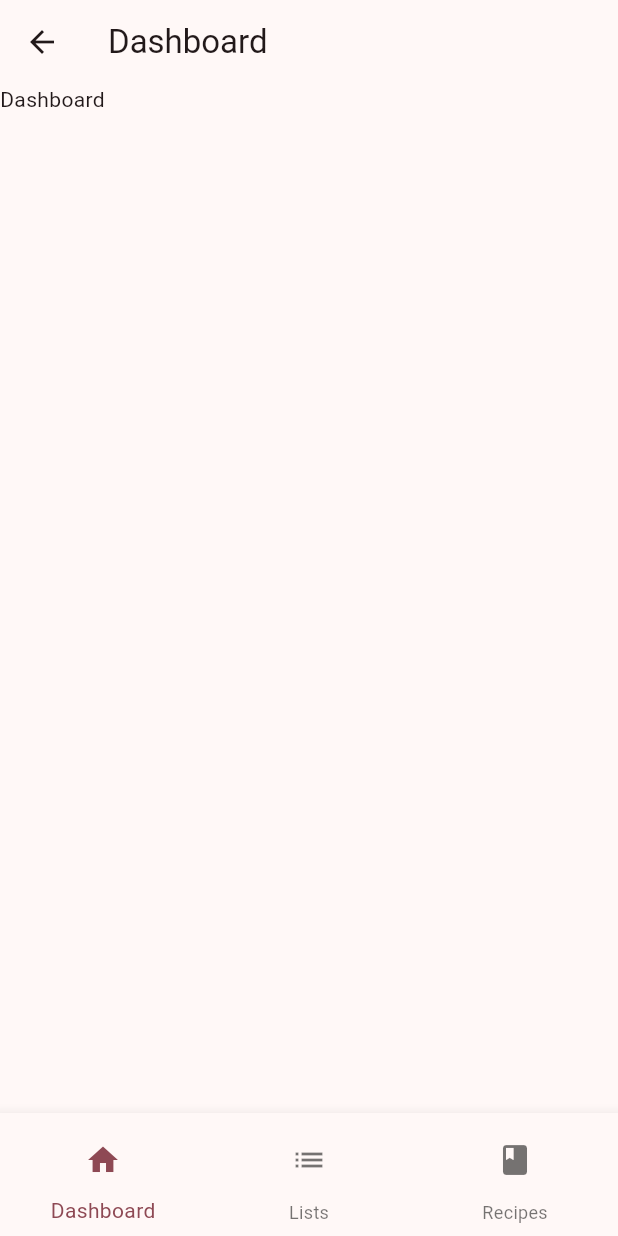
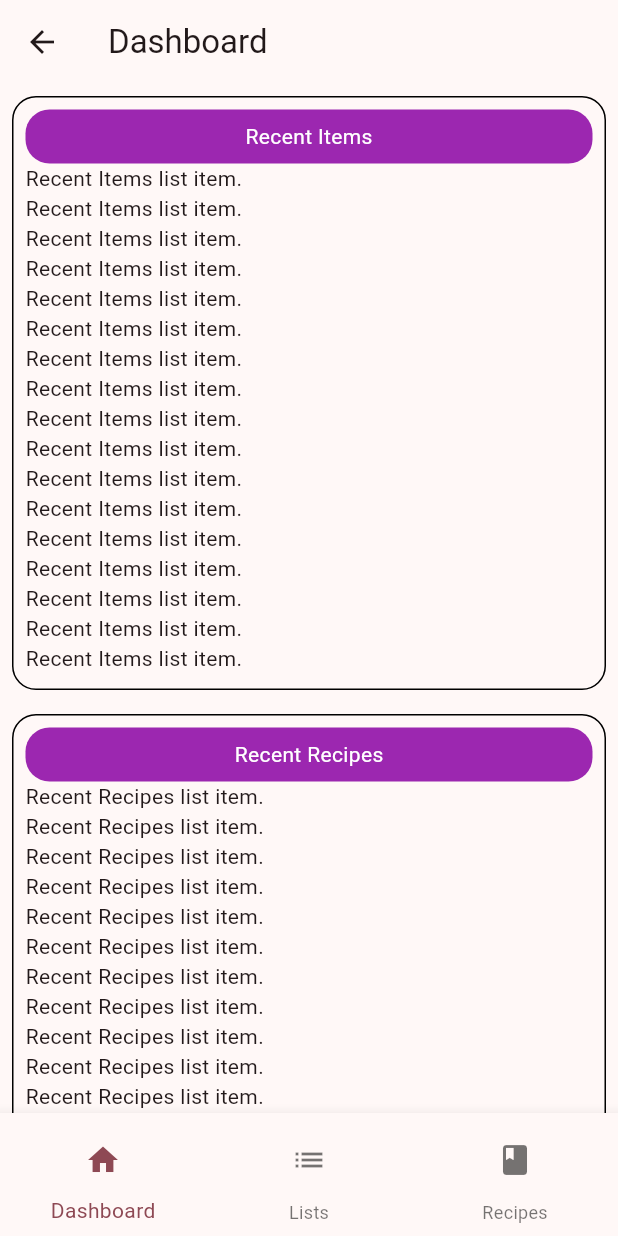
Before and after one commit to BMarx981/GrocerApp, a Flutter app: the DashboardPage screen opened by its route, on a phone screen of 412 x 824 dp. Run offline on Flutter 3.47's test engine with Material 3 defaults, Android fonts, the light colour scheme and no system bars; our stand-ins replace beamer, drift, flutter_riverpod, riverpod_annotation, sqlite3_flutter_libs; missing offline and left inert: sqlite3; accounts and stored records are empty; generated files the repository leaves out were written again.

Commit message:
Add Dashboard grid.

```diff
--- /dev/null
+++ b/lib/domain/models/recipe_model.dart
@@ -0,0 +1,4 @@
+abstract class RecipeModel {
+  int? get id;
+  String? get name;
+}
--- a/lib/domain/repository/recipe_repository.dart
+++ b/lib/domain/repository/recipe_repository.dart
@@ -1,4 +1,4 @@
-// import 'package:drift/drift.dart';
+import 'package:drift/drift.dart';
 import 'package:grocerapp/data/source/database/database.dart';
 import 'package:riverpod_annotation/riverpod_annotation.dart';
 
@@ -12,4 +12,8 @@ class RecipeRepositoryProvider extends _$RecipeRepositoryProvider {
   Future<List<RecipeData>> build() {
     return db.select(db.recipes).get();
   }
+
+  Future<int> addRecipe({String? name}) {
+    return (db.into(db.recipes).insert(RecipesCompanion(name: Value(name))));
+  }
 }
--- a/lib/presentation/view/features/dashboard/dashboard_page.dart
+++ b/lib/presentation/view/features/dashboard/dashboard_page.dart
@@ -1,21 +1,38 @@
 import 'package:flutter/material.dart';
 import 'package:flutter_riverpod/flutter_riverpod.dart';
 import 'package:grocerapp/presentation/view/features/bottom_nav_bar/bottom_nav_bar_widget.dart';
+import 'package:grocerapp/presentation/view/features/dashboard/recent_items_grid_widget.dart';
+import 'package:grocerapp/presentation/view/features/dashboard/recent_recipes_grid_widget.dart';
 
 class DashboardPage extends ConsumerWidget {
   const DashboardPage({super.key});
 
   @override
   Widget build(BuildContext context, WidgetRef ref) {
+    int gridCount = 2;
     return Scaffold(
       appBar: AppBar(
         key: const Key('dashboard_appbar'),
         title: const Text("Dashboard"),
       ),
-      body: const Row(
+      body: Row(
         children: [
-          Column(
-            children: [Text('Dashboard')],
+          Expanded(
+            child: LayoutBuilder(
+              builder: (context, constraints) {
+                if (constraints.maxWidth < 800) {
+                  gridCount = 1;
+                } else {
+                  gridCount = 2;
+                }
+                return GridView.count(
+                    crossAxisCount: gridCount,
+                    children: const [
+                      RecentItemsGridWidget(),
+                      RecentRecipesGridWidget()
+                    ]);
+              },
+            ),
           )
         ],
       ),
--- /dev/null
+++ b/lib/presentation/view/features/dashboard/dashboard_title_widget.dart
@@ -0,0 +1,30 @@
+import 'package:flutter/material.dart';
+
+class DashboardTitleWidget extends StatelessWidget {
+  const DashboardTitleWidget({
+    super.key,
+    required this.title,
+  });
+
+  final String title;
+
+  @override
+  Widget build(BuildContext context) {
+    return Row(
+      children: [
+        Expanded(
+          child: Container(
+            decoration: BoxDecoration(
+                color: Colors.purple, borderRadius: BorderRadius.circular(16)),
+            child: Center(
+              child: Padding(
+                padding: const EdgeInsets.all(8.0),
+                child: Text(title, style: const TextStyle(color: Colors.white)),
+              ),
+            ),
+          ),
+        )
+      ],
+    );
+  }
+}
--- /dev/null
+++ b/lib/presentation/view/features/dashboard/recent_items_grid_widget.dart
@@ -0,0 +1,48 @@
+import 'package:flutter/material.dart';
+import 'package:flutter_riverpod/flutter_riverpod.dart';
+import 'package:grocerapp/presentation/view/features/dashboard/dashboard_title_widget.dart';
+
+class RecentItemsGridWidget extends ConsumerStatefulWidget {
+  const RecentItemsGridWidget({
+    super.key,
+  });
+
+  @override
+  ConsumerState<RecentItemsGridWidget> createState() =>
+      _RecentItemsGridWidgetState();
+}
+
+class _RecentItemsGridWidgetState extends ConsumerState<RecentItemsGridWidget> {
+  @override
+  Widget build(BuildContext context) {
+    return Padding(
+      padding: const EdgeInsets.all(8.0),
+      child: Container(
+          decoration: BoxDecoration(
+            border: Border.all(color: Colors.black),
+            borderRadius: BorderRadius.circular(16),
+          ),
+          child: Padding(
+            padding: const EdgeInsets.all(8.0),
+            child: Row(
+              children: [
+                Expanded(
+                  child: Column(
+                    children: [
+                      const DashboardTitleWidget(title: "Recent Items"),
+                      Expanded(
+                          child: ListView.builder(
+                        itemCount: 20,
+                        itemBuilder: (BuildContext context, int index) {
+                          return const Text("Recent Items list item.");
+                        },
+                      )),
+                    ],
+                  ),
+                )
+              ],
+            ),
+          )),
+    );
+  }
+}
--- /dev/null
+++ b/lib/presentation/view/features/dashboard/recent_recipes_grid_widget.dart
@@ -0,0 +1,50 @@
+import 'package:flutter/material.dart';
+import 'package:flutter_riverpod/flutter_riverpod.dart';
+import 'package:grocerapp/presentation/view/features/dashboard/dashboard_title_widget.dart';
+
+class RecentRecipesGridWidget extends ConsumerStatefulWidget {
+  const RecentRecipesGridWidget({
+    super.key,
+  });
+
+  @override
+  ConsumerState<RecentRecipesGridWidget> createState() =>
+      _RecentRecipesGridWidgetState();
+}
+
+class _RecentRecipesGridWidgetState
+    extends ConsumerState<RecentRecipesGridWidget> {
+  @override
+  Widget build(BuildContext context) {
+    return Padding(
+      padding: const EdgeInsets.all(8.0),
+      child: Container(
+          height: 100,
+          decoration: BoxDecoration(
+            border: Border.all(color: Colors.black),
+            borderRadius: BorderRadius.circular(16),
+          ),
+          child: Padding(
+            padding: const EdgeInsets.all(8.0),
+            child: Row(
+              children: [
+                Expanded(
+                  child: Column(
+                    children: [
+                      const DashboardTitleWidget(title: "Recent Recipes"),
+                      Expanded(
+                          child: ListView.builder(
+                        itemCount: 20,
+                        itemBuilder: (BuildContext context, int index) {
+                          return const Text("Recent Recipes list item.");
+                        },
+                      )),
+                    ],
+                  ),
+                )
+              ],
+            ),
+          )),
+    );
+  }
+}
```
